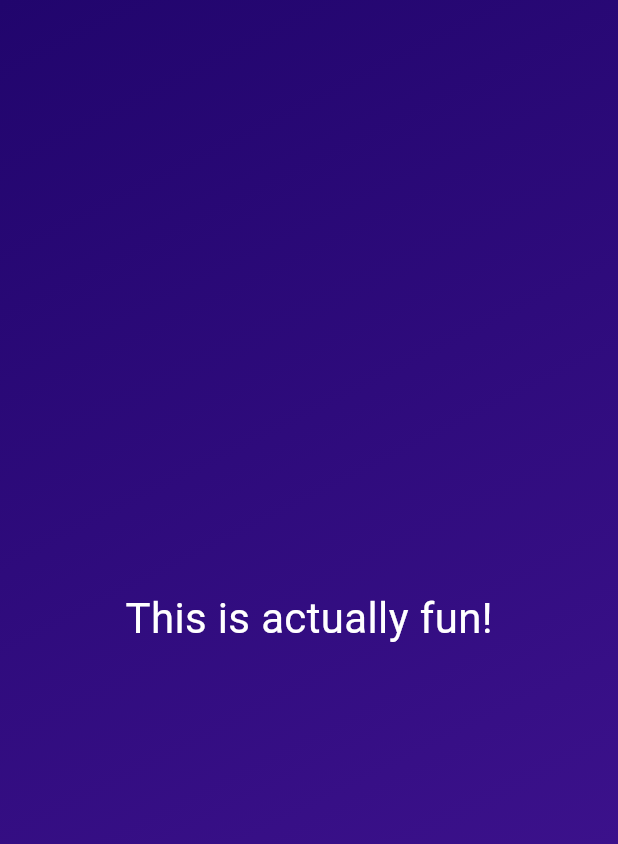
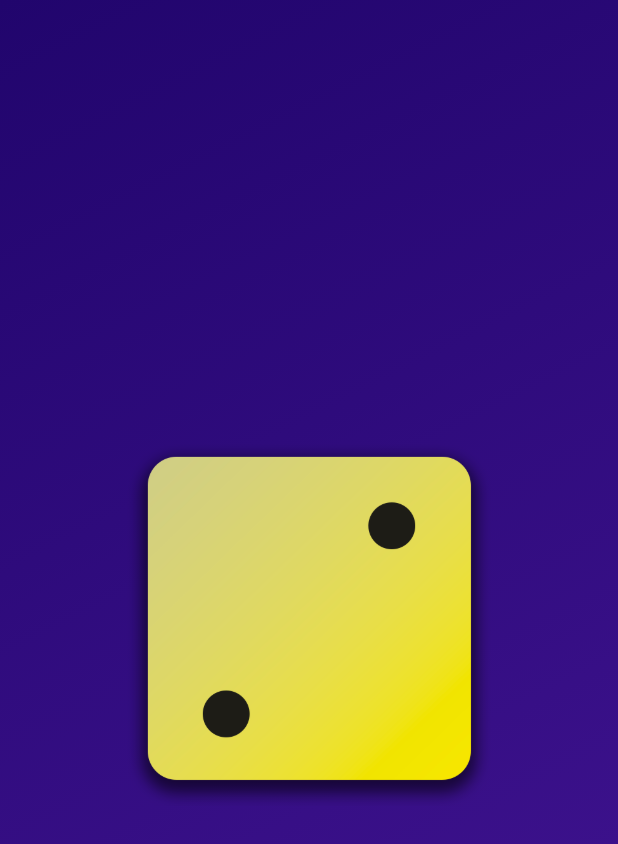
Before and after one commit to flutter-development-rboriba/first_app, a Flutter app: the screen it shows after launch, on a phone screen of 412 x 824 dp. Shown: the top 844 px of the screen. Run offline on Flutter 3.47's test engine with Material 3 defaults, Android fonts, the phone set to English and light mode, and no system bars.

Commit message:
11 Image and Multiple constructors

```diff
--- a/lib/gradient_container.dart
+++ b/lib/gradient_container.dart
@@ -20,6 +20,10 @@ class GradientContainer extends StatelessWidget {
           begin: startAlignment,
           end: endAlignment,
         )),
-        child: const Center(child: StyledText('This is actually fun!')));
+        child: Center(
+            child: Image.asset(
+          'assets/images/dice-2.png',
+          width: 250,
+        )));
   }
 }
```
Also changed, not shown: pubspec.yaml (+8 -6 lines), assets/images/dice-1.png (added), assets/images/dice-2.png (added), assets/images/dice-3.png (added), assets/images/dice-4.png (added), assets/images/dice-5.png (added), assets/images/dice-6.png (added).
